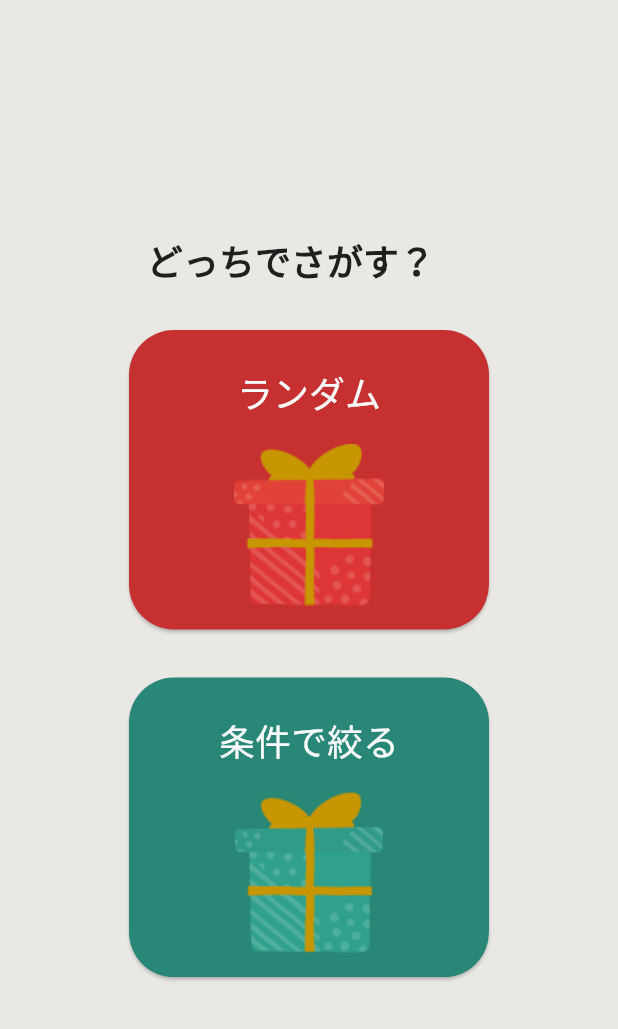
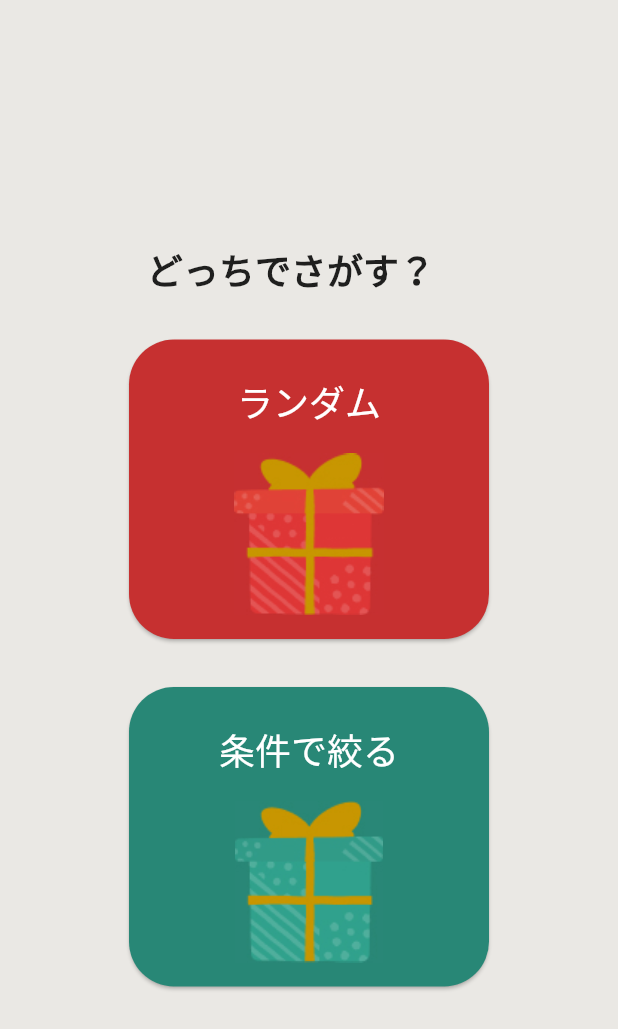
Before and after one commit to flutteruniv/recommender, a Flutter app: the SelectPage screen opened directly, on a phone screen of 412 x 824 dp. Shown: the top 1029 px of the screen. Run offline on Flutter 3.47's test engine with Material 2 defaults, Android fonts, the phone set to English and light mode, and no system bars; our stand-ins replace cloud_firestore, firebase_core, hexcolor; accounts and stored records are empty; Roboto replaces fonts that are missing (Koruri).

Commit message:
refactor: select page layout

```diff
--- a/lib/pages/select_page.dart
+++ b/lib/pages/select_page.dart
@@ -35,14 +35,12 @@ class _SelectPageState extends State<SelectPage> {
       backgroundColor: HexColor('EAE8E4'),
       body: Center(
         child: Column(
+          mainAxisAlignment: MainAxisAlignment.center,
           children: [
-            Container(
-              margin: const EdgeInsets.only(
-                top: 156,
-              ),
+            const SizedBox(
               width: 216,
               height: 36,
-              child: const Text(
+              child: Text(
                 'どっちでさがす？',
                 style: TextStyle(fontSize: 24, fontWeight: FontWeight.w700),
               ),
```
